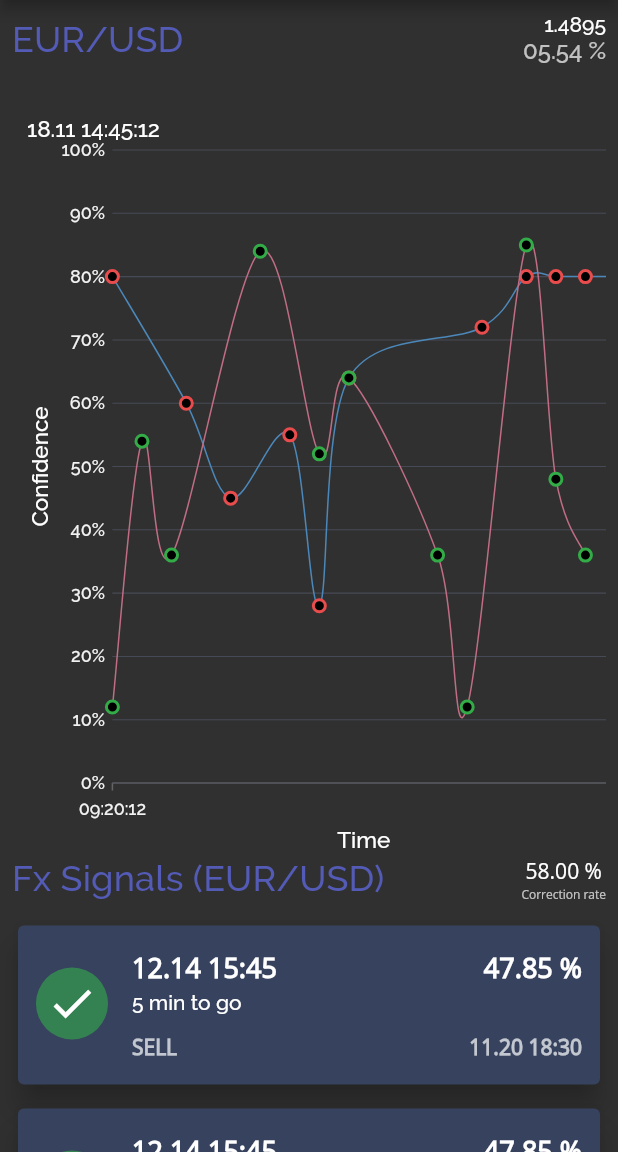
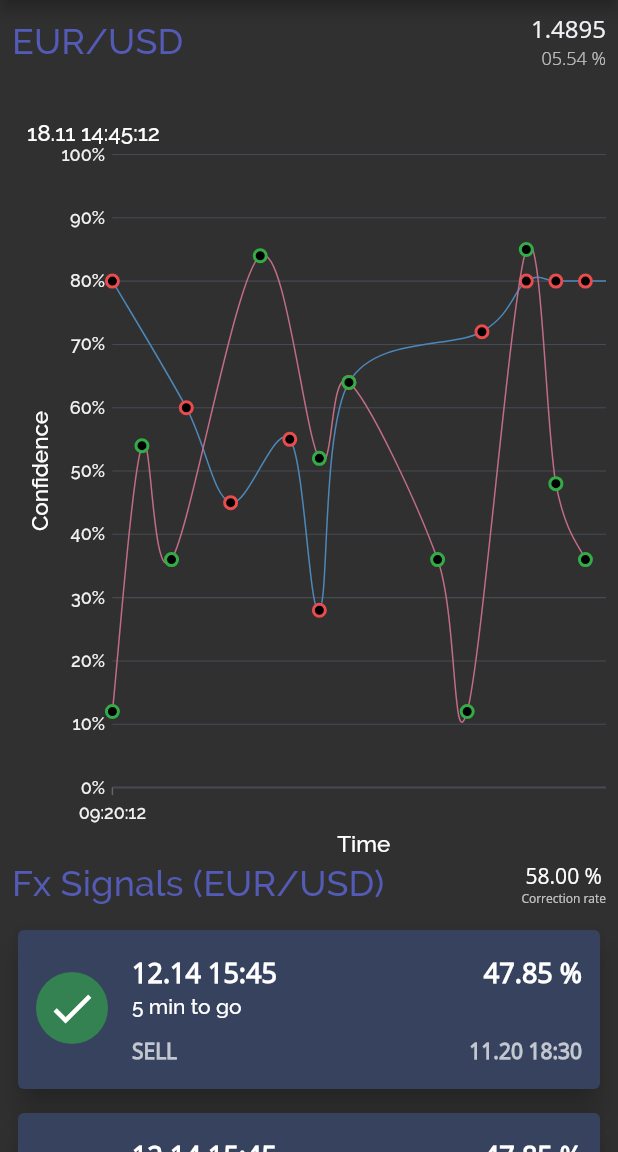
Before and after one commit to dewmal/fx_engine_dashboard_ui, a Flutter app: the screen it shows after launch, on a phone screen of 412 x 824 dp, the part 84-1236 px from its top. Run offline on Flutter 3.47's test engine with Material 2 defaults, Android fonts, the phone set to English and light mode, and no system bars; our stand-ins replace syncfusion_flutter_charts; missing offline and left inert: syncfusion_flutter_core; generated files the repository leaves out were written again.

Commit message:
Update trend widget

```diff
--- a/lib/theme.dart
+++ b/lib/theme.dart
@@ -28,6 +28,7 @@ const numberTextFontFamily = 'OpenSans';
 
 const cardBackgroundColor = color06;
 const cardBackgroundColorFade = color05;
+const defaultTextColor = color11;
 
 var defaultTheme = ThemeData(
 // Define the default brightness and colors.
--- a/lib/widget/asset_trend_detail.dart
+++ b/lib/widget/asset_trend_detail.dart
@@ -1,4 +1,5 @@
 import 'package:flutter/material.dart';
+import 'package:fx_engine_app/theme.dart';
 
 class AssetTrendWidget extends StatelessWidget {
   @override
@@ -9,11 +10,15 @@ class AssetTrendWidget extends StatelessWidget {
         children: <Widget>[
           Text(
             "1.4895",
-            style: Theme.of(context).textTheme.body2,
+            style: Theme.of(context).textTheme.display2.copyWith(
+                fontFamily: numberTextFontFamily, color: defaultTextColor),
           ),
           Text(
             "05.54 %",
-            style: Theme.of(context).textTheme.display2,
+            style: Theme.of(context)
+                .textTheme
+                .display4
+                .copyWith(fontFamily: numberTextFontFamily),
           )
         ],
       ),
```
